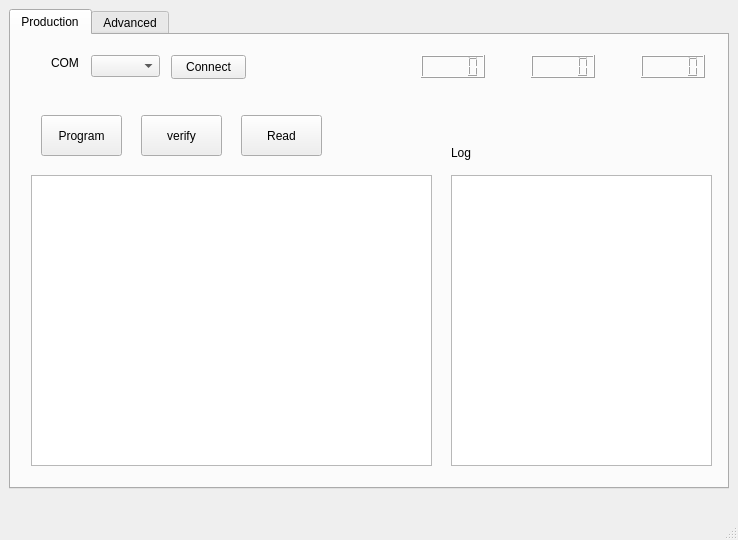
First picture: the form in Software/crypto_tool/mainwindow.ui, repository EdXian/Crypto_Tool, before the edit.
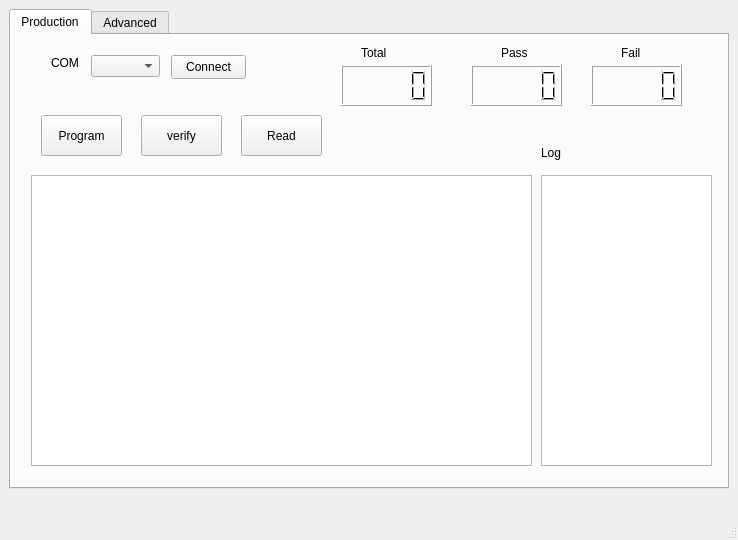
Second picture: the form after the edit.

What changed in the file:
```diff
--- a/Software/crypto_tool/mainwindow.ui
+++ b/Software/crypto_tool/mainwindow.ui
@@ -57,9 +57,9 @@
      <widget class="QTextEdit" name="textEdit">
       <property name="geometry">
        <rect>
-        <x>440</x>
+        <x>530</x>
         <y>140</y>
-        <width>261</width>
+        <width>171</width>
         <height>291</height>
        </rect>
       </property>
@@ -103,7 +103,7 @@
      <widget class="QLabel" name="label_2">
       <property name="geometry">
        <rect>
-        <x>440</x>
+        <x>530</x>
         <y>110</y>
         <width>53</width>
         <height>16</height>
@@ -118,7 +118,7 @@
        <rect>
         <x>20</x>
         <y>140</y>
-        <width>401</width>
+        <width>501</width>
         <height>291</height>
        </rect>
       </property>
@@ -165,33 +165,72 @@
      <widget class="QLCDNumber" name="lcdNumber">
       <property name="geometry">
        <rect>
-        <x>410</x>
-        <y>20</y>
-        <width>64</width>
-        <height>23</height>
+        <x>330</x>
+        <y>30</y>
+        <width>91</width>
+        <height>41</height>
        </rect>
       </property>
      </widget>
      <widget class="QLCDNumber" name="lcdNumber_2">
       <property name="geometry">
        <rect>
-        <x>520</x>
-        <y>20</y>
-        <width>64</width>
-        <height>23</height>
+        <x>460</x>
+        <y>30</y>
+        <width>91</width>
+        <height>41</height>
        </rect>
       </property>
      </widget>
      <widget class="QLCDNumber" name="lcdNumber_3">
       <property name="geometry">
        <rect>
-        <x>630</x>
-        <y>20</y>
-        <width>64</width>
-        <height>23</height>
+        <x>580</x>
+        <y>30</y>
+        <width>91</width>
+        <height>41</height>
        </rect>
       </property>
      </widget>
+     <widget class="QLabel" name="label_3">
+      <property name="geometry">
+       <rect>
+        <x>350</x>
+        <y>10</y>
+        <width>53</width>
+        <height>16</height>
+       </rect>
+      </property>
+      <property name="text">
+       <string>Total</string>
+      </property>
+     </widget>
+     <widget class="QLabel" name="label_4">
+      <property name="geometry">
+       <rect>
+        <x>490</x>
+        <y>10</y>
+        <width>53</width>
+        <height>16</height>
+       </rect>
+      </property>
+      <property name="text">
+       <string>Pass</string>
+      </property>
+     </widget>
+     <widget class="QLabel" name="label_5">
+      <property name="geometry">
+       <rect>
+        <x>610</x>
+        <y>10</y>
+        <width>53</width>
+        <height>16</height>
+       </rect>
+      </property>
+      <property name="text">
+       <string>Fail</string>
+      </property>
+     </widget>
     </widget>
     <widget class="QWidget" name="tab_2">
      <attribute name="title">
```
Left out of the diff: 6 changed lines with no effect on the pictures.
